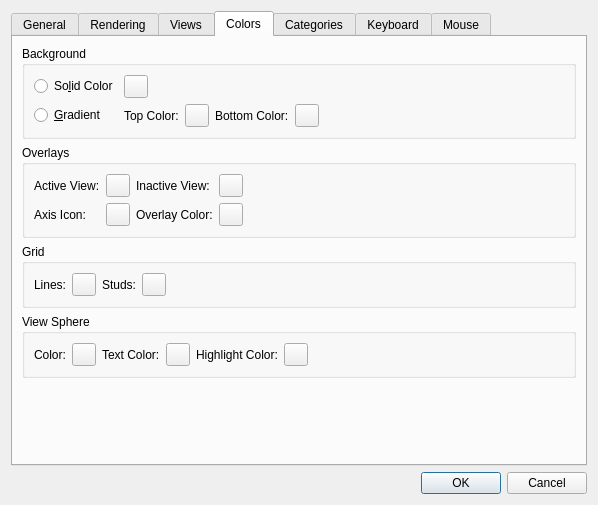
leozide/leocad, file qt/lc_qpreferencesdialog.ui: the form before one commit.
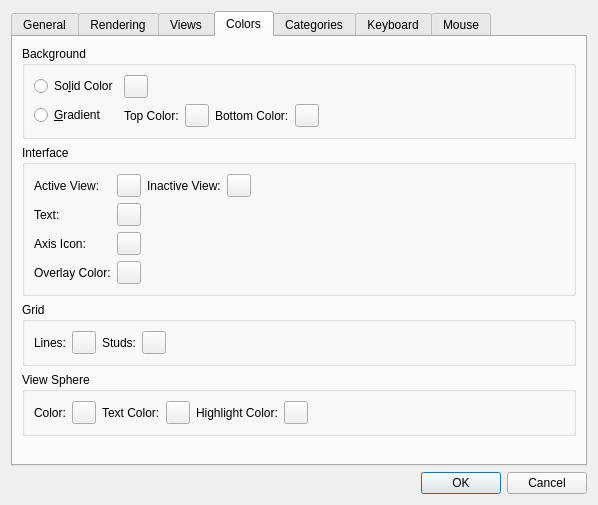
The form after the commit. The open tabs and pages were chosen to show the change. Icons and pictures are not drawn.

Commit message: Added text color option. Fixes #581.

```diff
--- a/qt/lc_qpreferencesdialog.ui
+++ b/qt/lc_qpreferencesdialog.ui
@@ -895,57 +895,23 @@
        <item>
         <widget class="QGroupBox" name="groupBox_11">
          <property name="title">
-          <string>Overlays</string>
+          <string>Interface</string>
          </property>
          <layout class="QGridLayout" name="gridLayout_8">
-          <item row="1" column="3">
-           <widget class="QToolButton" name="OverlayColorButton">
+          <item row="2" column="1">
+           <widget class="QToolButton" name="AxesColorButton">
             <property name="text">
              <string/>
             </property>
            </widget>
           </item>
-          <item row="1" column="0">
+          <item row="2" column="0">
            <widget class="QLabel" name="label_31">
             <property name="text">
              <string>Axis Icon:</string>
             </property>
            </widget>
           </item>
-          <item row="1" column="1">
-           <widget class="QToolButton" name="AxesColorButton">
-            <property name="text">
-             <string/>
-            </property>
-           </widget>
-          </item>
-          <item row="1" column="4">
-           <spacer name="horizontalSpacer_16">
-            <property name="orientation">
-             <enum>Qt::Horizontal</enum>
-            </property>
-            <property name="sizeHint" stdset="0">
-             <size>
-              <width>40</width>
-              <height>20</height>
-             </size>
-            </property>
-           </spacer>
-          </item>
-          <item row="1" column="2">
-           <widget class="QLabel" name="label_2">
-            <property name="text">
-             <string>Overlay Color:</string>
-            </property>
-           </widget>
-          </item>
-          <item row="0" column="0">
-           <widget class="QLabel" name="label_6">
-            <property name="text">
-             <string>Active View:</string>
-            </property>
-           </widget>
-          </item>
           <item row="0" column="1">
            <widget class="QToolButton" name="ActiveViewColorButton">
             <property name="text">
@@ -967,6 +933,54 @@
             </property>
            </widget>
           </item>
+          <item row="0" column="0">
+           <widget class="QLabel" name="label_6">
+            <property name="text">
+             <string>Active View:</string>
+            </property>
+           </widget>
+          </item>
+          <item row="1" column="0">
+           <widget class="QLabel" name="label_14">
+            <property name="text">
+             <string>Text:</string>
+            </property>
+           </widget>
+          </item>
+          <item row="1" column="1">
+           <widget class="QToolButton" name="TextColorButton">
+            <property name="text">
+             <string/>
+            </property>
+           </widget>
+          </item>
+          <item row="3" column="0">
+           <widget class="QLabel" name="label_2">
+            <property name="text">
+             <string>Overlay Color:</string>
+            </property>
+           </widget>
+          </item>
+          <item row="3" column="1">
+           <widget class="QToolButton" name="OverlayColorButton">
+            <property name="text">
+             <string/>
+            </property>
+           </widget>
+          </item>
+          <item row="0" column="4">
+           <spacer name="horizontalSpacer_16">
+            <property name="orientation">
+             <enum>Qt::Horizontal</enum>
+            </property>
+            <property name="sizeHint" stdset="0">
+             <size>
+              <width>40</width>
+              <height>20</height>
+             </size>
+            </property>
+           </spacer>
+          </item>
          </layout>
         </widget>
        </item>
```
Left out of the diff: 1 changed line with no effect on the pictures. The commit also changes 6 other files.
